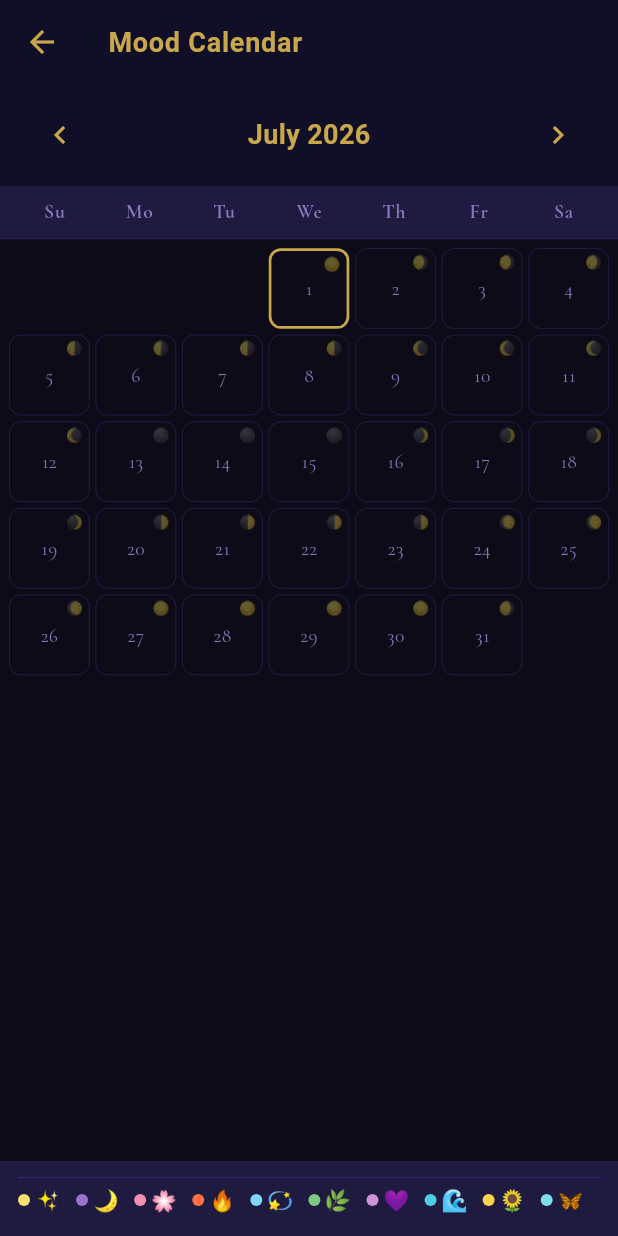
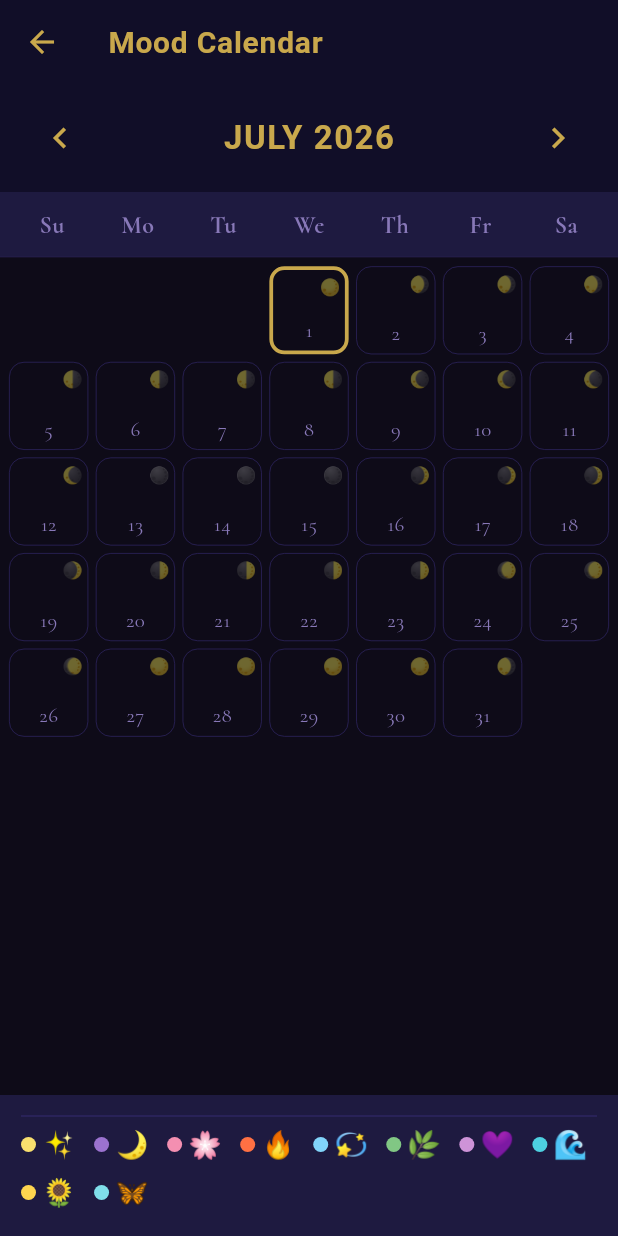
Before and after one commit to dmpotter1361/devinejournal, a Flutter app: the CalendarScreen screen opened directly with empty values, on a phone screen of 412 x 824 dp. Run offline on Flutter 3.47's test engine with Material 3 defaults, Android fonts, the phone set to English and light mode, and no system bars; our stand-ins replace flutter_markdown, google_fonts, google_sign_in, pdf, printing, shared_preferences; missing offline and left inert: dart:html; accounts and stored records are empty.

Commit message:
v0.9.0: accessibility pass + image float UX
- Calendar: full day names on wide screens, day numbers 26px, mood emojis
  28-32px, moon phase 16px, count badges 15px — nothing tiny anymore
- Entry body font: 20px wide / 18px narrow (up from 18/17)
- Timeline entry cards: preview text 17px, tags 15px, date numbers larger
- Image blocks: float left/right puts a text field beside the image so
  you can write next to a photo; drag-to-resize handle (bottom-right
  corner); clean alignment bar (L/C/R) replaces cumbersome % presets
  and up/down arrow buttons
- RuledPaper: Stack(expand) so lines fill full viewport instead of just
  content height — fixes blank paper on empty/short entries
- body_utils: extracts side_text and caption from float image blocks

Co-Authored-By: Claude Sonnet 4.6 <noreply@anthropic.com>

```diff
--- a/app/lib/screens/calendar_screen.dart
+++ b/app/lib/screens/calendar_screen.dart
@@ -25,6 +25,10 @@ const _moodColors = {
   '🌠': Color(0xFF7986cb),
 };
 
+const _daysFull   = ['Sunday','Monday','Tuesday','Wednesday','Thursday','Friday','Saturday'];
+const _daysShort  = ['Sun','Mon','Tue','Wed','Thu','Fri','Sat'];
+const _daysMini   = ['Su','Mo','Tu','We','Th','Fr','Sa'];
+
 class CalendarScreen extends StatefulWidget {
   final List<Map<String, dynamic>> entries;
   final VoidCallback onRefresh;
@@ -49,7 +53,6 @@ class _CalendarScreenState extends State<CalendarScreen> {
     _month = DateTime(now.year, now.month);
   }
 
-  // Returns ALL entries grouped by date key (yyyy-MM-dd)
   Map<String, List<Map<String, dynamic>>> get _entriesByDate {
     final map = <String, List<Map<String, dynamic>>>{};
     for (final e in widget.entries) {
@@ -89,7 +92,7 @@ class _CalendarScreenState extends State<CalendarScreen> {
         children: [
           const SizedBox(height: 8),
           Container(
-            width: 36,
+            width: 40,
             height: 4,
             decoration: BoxDecoration(
               color: t.border,
@@ -97,12 +100,12 @@ class _CalendarScreenState extends State<CalendarScreen> {
             ),
           ),
           Padding(
-            padding: const EdgeInsets.fromLTRB(16, 12, 16, 4),
+            padding: const EdgeInsets.fromLTRB(16, 16, 16, 4),
             child: Text(
               DateFormat('EEEE, MMMM d').format(date),
               style: GoogleFonts.cormorant(
                   color: t.heading,
-                  fontSize: 18,
+                  fontSize: 22,
                   fontWeight: FontWeight.w700,
                   fontStyle: FontStyle.italic),
             ),
@@ -111,19 +114,24 @@ class _CalendarScreenState extends State<CalendarScreen> {
             final mood = e['mood'] as String? ?? '';
             final title = (e['title'] as String? ?? '').trim();
             return ListTile(
+              contentPadding:
+                  const EdgeInsets.symmetric(horizontal: 20, vertical: 4),
               leading: mood.isNotEmpty
-                  ? Text(mood, style: const TextStyle(fontSize: 22))
-                  : Icon(Icons.book_outlined, color: t.muted, size: 22),
+                  ? Text(mood, style: const TextStyle(fontSize: 28))
+                  : Icon(Icons.book_outlined, color: t.muted, size: 28),
               title: Text(
                 title.isNotEmpty ? title : 'Untitled entry',
-                style: TextStyle(color: t.ink, fontWeight: FontWeight.w600),
+                style: TextStyle(
+                    color: t.ink,
+                    fontSize: 18,
+                    fontWeight: FontWeight.w600),
               ),
               subtitle: Text(
                 DateFormat('h:mm a').format(
                     DateTime.tryParse(e['created_at'] as String? ?? '')
                             ?.toLocal() ??
                         date),
-                style: TextStyle(color: t.muted, fontSize: 12),
+                style: TextStyle(color: t.muted, fontSize: 15),
               ),
               onTap: () {
                 Navigator.pop(context);
@@ -131,7 +139,7 @@ class _CalendarScreenState extends State<CalendarScreen> {
               },
             );
           }),
-          const SizedBox(height: 12),
+          const SizedBox(height: 16),
         ],
       ),
     );
@@ -160,13 +168,11 @@ class _CalendarScreenState extends State<CalendarScreen> {
       final isToday = key == todayKey;
       final phase = moonPhaseEmoji(date);
 
-      // Collect non-empty moods
       final moods = dayEntries
           .map((e) => e['mood'] as String? ?? '')
           .where((m) => m.isNotEmpty)
           .toList();
 
-      // Background tint from first mood
       final primaryMoodColor = moods.isNotEmpty
           ? (_moodColors[moods.first] ?? t.accent)
           : null;
@@ -195,54 +201,68 @@ class _CalendarScreenState extends State<CalendarScreen> {
         title: Text(
           'Mood Calendar',
           style: GoogleFonts.cinzelDecorative(
-              color: t.appBarFg, fontSize: 18, fontWeight: FontWeight.w600),
+              color: t.appBarFg, fontSize: 20, fontWeight: FontWeight.w600),
         ),
       ),
       body: Column(
         children: [
-          // Month nav
+          // Month navigation
           Container(
-            padding: const EdgeInsets.symmetric(horizontal: 16, vertical: 10),
+            padding: const EdgeInsets.symmetric(horizontal: 16, vertical: 12),
             color: t.appBarBg,
             child: Row(
               mainAxisAlignment: MainAxisAlignment.spaceBetween,
               children: [
                 IconButton(
-                  icon: Icon(Icons.chevron_left, color: t.appBarFg),
+                  icon: Icon(Icons.chevron_left, color: t.appBarFg, size: 28),
                   onPressed: _prevMonth,
                 ),
                 Text(
-                  DateFormat('MMMM yyyy').format(_month),
+                  DateFormat('MMMM yyyy').format(_month).toUpperCase(),
                   style: GoogleFonts.cinzelDecorative(
                       color: t.appBarFg,
-                      fontSize: 18,
-                      fontWeight: FontWeight.w600),
+                      fontSize: 22,
+                      fontWeight: FontWeight.w600,
+                      letterSpacing: 1),
                 ),
                 IconButton(
-                  icon: Icon(Icons.chevron_right, color: t.appBarFg),
+                  icon: Icon(Icons.chevron_right, color: t.appBarFg, size: 28),
                   onPressed: _nextMonth,
                 ),
               ],
             ),
           ),
 
-          // Day-of-week header
+          // Day-of-week header (responsive: full names on wide, short on narrow)
           Container(
             color: t.card,
-            padding: const EdgeInsets.symmetric(vertical: 8, horizontal: 8),
-            child: Row(
-              children: ['Su', 'Mo', 'Tu', 'We', 'Th', 'Fr', 'Sa']
+            padding: const EdgeInsets.symmetric(vertical: 10, horizontal: 6),
+            child: LayoutBuilder(
+              builder: (ctx, bc) {
+                final cellW = bc.maxWidth / 7;
+                final labels = cellW >= 110
+                    ? _daysFull
+                    : cellW >= 65
+                        ? _daysShort
+                        : _daysMini;
+                return Row(
+                  children: labels
                       .map((d) => Expanded(
                             child: Center(
-                          child: Text(d,
+                              child: Text(
+                                d,
                                 style: TextStyle(
                                     color: t.muted,
-                                  fontSize: 13,
+                                    fontSize: 16,
                                     fontWeight: FontWeight.w700,
-                                  letterSpacing: 0.5)),
+                                    letterSpacing: 0.3),
+                                overflow: TextOverflow.ellipsis,
+                              ),
                             ),
                           ))
                       .toList(),
+                );
+              },
             ),
           ),
           Divider(color: t.border, height: 0.5, thickness: 0.5),
@@ -253,8 +273,9 @@ class _CalendarScreenState extends State<CalendarScreen> {
               padding: const EdgeInsets.all(6),
               child: GridView.count(
                 crossAxisCount: 7,
-                mainAxisSpacing: 4,
-                crossAxisSpacing: 4,
+                mainAxisSpacing: 5,
+                crossAxisSpacing: 5,
+                childAspectRatio: 0.9,
                 children: cells,
               ),
             ),
@@ -294,93 +315,109 @@ class _DayCell extends StatelessWidget {
     final hasEntries = entries.isNotEmpty;
     final bg = moodColor?.withValues(alpha: 0.18) ?? Colors.transparent;
     final borderColor = isToday
-        ? t.accent as Color
-        : moodColor?.withValues(alpha: 0.5) ?? (t.border as Color);
-    final borderWidth = isToday ? 1.8 : (hasEntries ? 0.8 : 0.4);
-
-    // Show up to 3 unique moods
+        ? (t.accent as Color)
+        : moodColor?.withValues(alpha: 0.55) ?? (t.border as Color);
+    final borderWidth = isToday ? 2.5 : (hasEntries ? 1.2 : 0.5);
     final displayMoods = moods.toSet().take(3).toList();
-    final extraCount = entries.length > 1 ? entries.length : 0;
+    final extraCount = entries.length;
 
     return GestureDetector(
       onTap: onTap,
       child: Container(
         decoration: BoxDecoration(
           color: bg,
+          borderRadius: BorderRadius.circular(10),
+          border: Border.all(color: borderColor, width: borderWidth),
+        ),
+        child: LayoutBuilder(builder: (ctx, bc) {
+          // Scale emoji and text to the actual cell size
+          final cellH = bc.maxHeight;
+          final emojiSz = cellH < 70
+              ? (displayMoods.length > 1 ? 14.0 : 18.0)
+              : cellH < 110
+                  ? (displayMoods.length > 1 ? 20.0 : 26.0)
+                  : (displayMoods.length > 1 ? 24.0 : 32.0);
+          final daySz = cellH < 70
+              ? 14.0
+              : cellH < 110
+                  ? 20.0
+                  : 26.0;
+          final moonSz = cellH < 70 ? 11.0 : 16.0;
+          final badgeSz = cellH < 70 ? 11.0 : 15.0;
+          final pad = cellH < 70 ? 3.0 : 6.0;
+
+          return Column(
+            children: [
+              // Top row: entry count badge + moon phase
+              Padding(
+                padding: EdgeInsets.fromLTRB(pad, pad, pad, 0),
+                child: Row(
+                  mainAxisAlignment: MainAxisAlignment.spaceBetween,
+                  crossAxisAlignment: CrossAxisAlignment.center,
+                  children: [
+                    extraCount > 1
+                        ? Container(
+                            padding: EdgeInsets.symmetric(
+                                horizontal: pad, vertical: 1),
+                            decoration: BoxDecoration(
+                              color: (moodColor ?? t.accent as Color)
+                                  .withValues(alpha: 0.25),
                               borderRadius: BorderRadius.circular(8),
-          border:
-              Border.all(color: borderColor, width: borderWidth),
-        ),
-        child: Stack(
-          children: [
-            // Moon phase — top-right corner
-            Positioned(
-              top: 3,
-              right: 4,
-              child: Text(
-                moonPhase,
-                style: TextStyle(
-                  fontSize: 9,
-                  color: (t.muted as Color).withValues(alpha: hasEntries ? 0.5 : 0.35),
-                ),
-              ),
-            ),
-
-            // Entry count badge — top-left (only if >1)
-            if (extraCount > 1)
-              Positioned(
-                top: 3,
-                left: 4,
-                child: Container(
-                  padding: const EdgeInsets.symmetric(horizontal: 4, vertical: 1),
-                  decoration: BoxDecoration(
-                    color: (moodColor ?? t.accent as Color).withValues(alpha: 0.25),
-                    borderRadius: BorderRadius.circular(6),
                             ),
                             child: Text(
                               '$extraCount',
                               style: TextStyle(
                                   color: moodColor ?? t.accent as Color,
-                        fontSize: 9,
+                                  fontSize: badgeSz,
                                   fontWeight: FontWeight.w800),
                             ),
+                          )
+                        : SizedBox(width: badgeSz),
+                    Text(
+                      moonPhase,
+                      style: TextStyle(
+                          fontSize: moonSz,
+                          color: (t.muted as Color)
+                              .withValues(alpha: hasEntries ? 0.65 : 0.4)),
+                    ),
+                  ],
                 ),
               ),
 
-            // Center content: moods or empty indicator
-            Center(
-              child: Column(
-                mainAxisSize: MainAxisSize.min,
-                children: [
-                  if (displayMoods.isNotEmpty)
-                    Wrap(
+              // Middle: mood emojis (take remaining space)
+              Expanded(
+                child: Center(
+                  child: displayMoods.isNotEmpty
+                      ? Wrap(
                           alignment: WrapAlignment.center,
-                      spacing: 0,
+                          spacing: 1,
                           children: displayMoods
-                          .map((m) => Text(m,
-                              style: TextStyle(
-                                  fontSize: displayMoods.length > 1 ? 13 : 18)))
+                              .map((m) =>
+                                  Text(m, style: TextStyle(fontSize: emojiSz)))
                               .toList(),
                         )
-                  else
-                    SizedBox(height: hasEntries ? 14 : 0),
-                  const SizedBox(height: 2),
-                  Text(
+                      : const SizedBox(),
+                ),
+              ),
+
+              // Day number — prominent, at bottom
+              Padding(
+                padding: EdgeInsets.fromLTRB(pad, 0, pad, pad),
+                child: Text(
                   '$day',
                   style: TextStyle(
                     color: hasEntries
                         ? (moodColor ?? t.heading as Color)
-                          : t.muted as Color,
-                      fontSize: 13,
+                        : (t.muted as Color),
+                    fontSize: daySz,
                     fontWeight:
-                          hasEntries ? FontWeight.w700 : FontWeight.w400,
+                        hasEntries ? FontWeight.w800 : FontWeight.w400,
+                  ),
                 ),
               ),
             ],
-              ),
-            ),
-          ],
-        ),
+          );
+        }),
       ),
     );
   }
@@ -395,26 +432,25 @@ class _MoodLegend extends StatelessWidget {
     final t = theme;
     final moods = ['✨', '🌙', '🌸', '🔥', '💫', '🌿', '💜', '🌊', '🌻', '🦋'];
     return Container(
-      padding: const EdgeInsets.fromLTRB(12, 6, 12, 14),
+      padding: const EdgeInsets.fromLTRB(14, 8, 14, 16),
       color: t.card,
       child: Column(
         crossAxisAlignment: CrossAxisAlignment.start,
         children: [
-          Divider(color: t.border, height: 10),
+          Divider(color: t.border, height: 12),
           Wrap(
-            spacing: 10,
-            runSpacing: 4,
+            spacing: 12,
+            runSpacing: 6,
             children: moods.map((m) {
               final c = _moodColors[m] ?? t.accent;
               return Row(mainAxisSize: MainAxisSize.min, children: [
                 Container(
-                  width: 8,
-                  height: 8,
-                  decoration:
-                      BoxDecoration(color: c, shape: BoxShape.circle),
+                  width: 10,
+                  height: 10,
+                  decoration: BoxDecoration(color: c, shape: BoxShape.circle),
                 ),
-                const SizedBox(width: 3),
-                Text(m, style: const TextStyle(fontSize: 14)),
+                const SizedBox(width: 4),
+                Text(m, style: const TextStyle(fontSize: 18)),
               ]);
             }).toList(),
           ),
--- a/app/pubspec.yaml
+++ b/app/pubspec.yaml
@@ -1,7 +1,7 @@
 name: devinejournal
 description: DevineJournal — a sacred journaling app
 publish_to: none
-version: 0.8.0+8
+version: 0.9.0+9
 
 environment:
   sdk: ^3.12.2
```
Also changed, not shown: app/lib/screens/entry_screen.dart (+232 -182 lines), app/lib/screens/timeline_screen.dart (+13 -13 lines), app/lib/utils/body_utils.dart (+15 -7 lines), app/lib/widgets/ruled_paper.dart (+17 -4 lines). Lines whose indentation alone changed are shown as unchanged.
